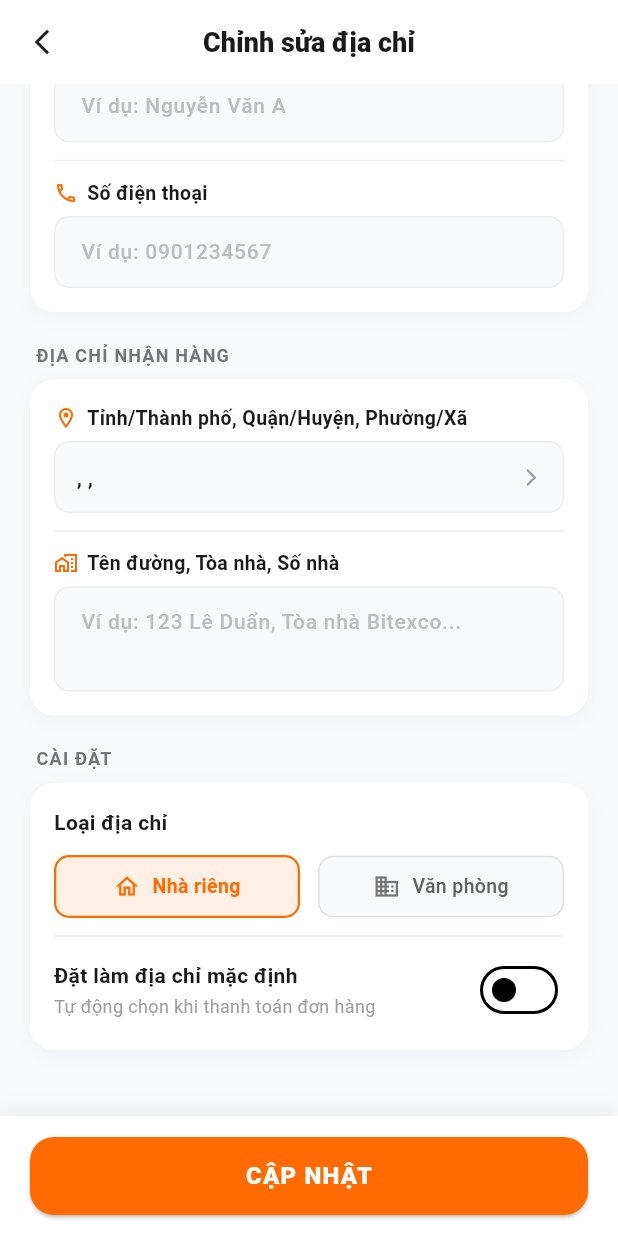
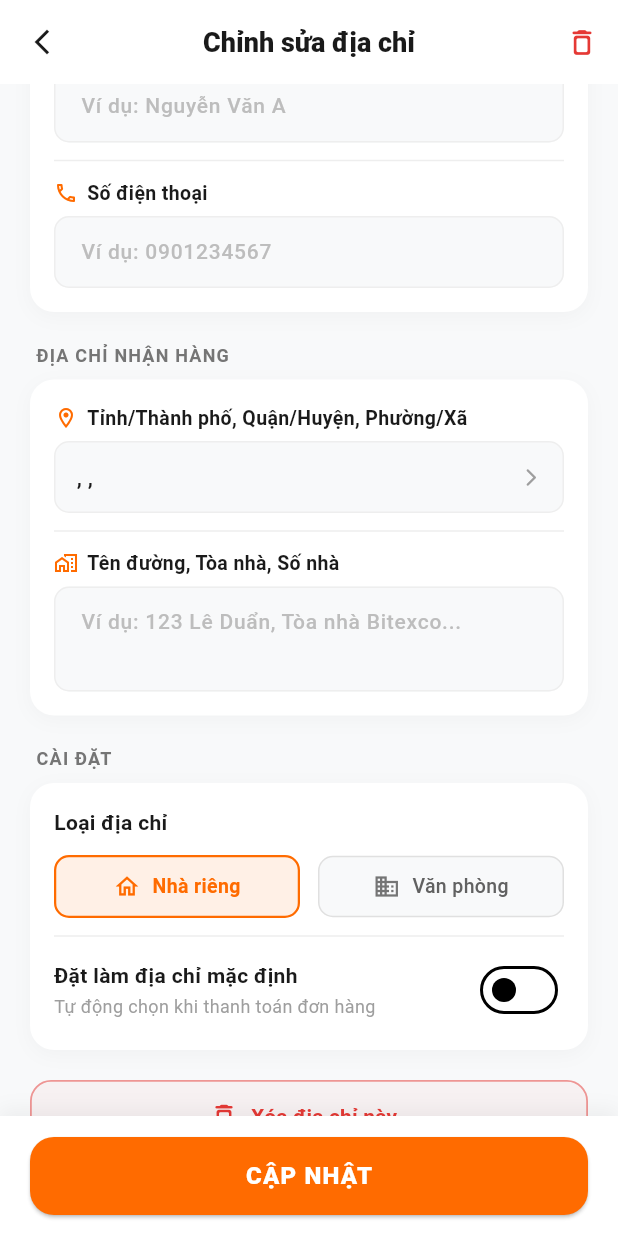
Before and after one commit to SoYan2112/sports-store-final, a Flutter app: the EditAddressScreen screen opened directly with empty values, scrolled down 95 dp, on a phone screen of 412 x 824 dp. Run offline on Flutter 3.47's test engine with Material 3 defaults, Android fonts, the phone set to English and light mode, and no system bars; our stand-ins replace dio, equatable, flutter_bloc, get_it, shared_preferences; accounts and stored records are empty; network calls fail.

Commit message:
[NhatTH] feat: implement delete shipping address #(UC-19)

```diff
--- a/mobile/lib/core/di/injection.dart
+++ b/mobile/lib/core/di/injection.dart
@@ -31,6 +31,7 @@ import '../../features/address/data/datasources/address_remote_datasource.dart';
 import '../../features/address/data/repositories/address_repository_impl.dart';
 import '../../features/address/domain/repositories/address_repository.dart';
 import '../../features/address/domain/usecases/add_address_usecase.dart';
+import '../../features/address/domain/usecases/delete_address_usecase.dart';
 import '../../features/address/domain/usecases/get_addresses_usecase.dart';
 import '../../features/address/domain/usecases/update_address_usecase.dart';
 import '../../features/address/presentation/cubit/address_cubit.dart';
@@ -151,11 +152,15 @@ Future<void> initDependencies() async {
   getIt.registerLazySingleton<UpdateAddressUseCase>(
     () => UpdateAddressUseCase(getIt<AddressRepository>()),
   );
+  getIt.registerLazySingleton<DeleteAddressUseCase>(
+    () => DeleteAddressUseCase(getIt<AddressRepository>()),
+  );
   getIt.registerFactory<AddressCubit>(
     () => AddressCubit(
       getAddressesUseCase: getIt<GetAddressesUseCase>(),
       addAddressUseCase: getIt<AddAddressUseCase>(),
       updateAddressUseCase: getIt<UpdateAddressUseCase>(),
+      deleteAddressUseCase: getIt<DeleteAddressUseCase>(),
     ),
   );
 }
--- /dev/null
+++ b/mobile/lib/features/address/domain/usecases/delete_address_usecase.dart
@@ -0,0 +1,11 @@
+import '../repositories/address_repository.dart';
+
+class DeleteAddressUseCase {
+  final AddressRepository repository;
+
+  DeleteAddressUseCase(this.repository);
+
+  Future<void> call(String addressId) async {
+    await repository.deleteAddress(addressId);
+  }
+}
--- a/mobile/lib/features/address/presentation/cubit/address_state.dart
+++ b/mobile/lib/features/address/presentation/cubit/address_state.dart
@@ -59,6 +59,23 @@ class AddressUpdateSuccess extends AddressState {
   List<Object?> get props => [updatedAddress, addresses];
 }
 
+class AddressDeleteLoading extends AddressState {
+  const AddressDeleteLoading();
+}
+
+class AddressDeleteSuccess extends AddressState {
+  final String deletedAddressId;
+  final List<AddressEntity> addresses;
+
+  const AddressDeleteSuccess({
+    required this.deletedAddressId,
+    required this.addresses,
+  });
+
+  @override
+  List<Object?> get props => [deletedAddressId, addresses];
+}
+
 class AddressError extends AddressState {
   final String message;
 
--- a/mobile/lib/features/address/presentation/screens/edit_address_screen.dart
+++ b/mobile/lib/features/address/presentation/screens/edit_address_screen.dart
@@ -149,6 +149,57 @@ class _EditAddressScreenState extends State<EditAddressScreen> {
     }
   }
 
+  Future<void> _confirmDelete() async {
+    final confirm = await showDialog<bool>(
+      context: context,
+      builder: (ctx) => AlertDialog(
+        shape: RoundedRectangleBorder(
+          borderRadius: BorderRadius.circular(18),
+        ),
+        title: const Text(
+          'Xóa địa chỉ',
+          style: TextStyle(
+            fontWeight: FontWeight.w700,
+            fontSize: 18,
+            color: AppColors.textPrimary,
+          ),
+        ),
+        content: const Text(
+          'Bạn có chắc chắn muốn xóa địa chỉ này không? Thao tác này không thể hoàn tác.',
+          style: TextStyle(fontSize: 14, color: AppColors.textSecondary),
+        ),
+        actions: [
+          TextButton(
+            key: const Key('cancelDeleteButton'),
+            onPressed: () => Navigator.of(ctx).pop(false),
+            child: Text(
+              'Hủy',
+              style: TextStyle(
+                color: Colors.grey.shade600,
+                fontWeight: FontWeight.w600,
+              ),
+            ),
+          ),
+          TextButton(
+            key: const Key('confirmDeleteButton'),
+            onPressed: () => Navigator.of(ctx).pop(true),
+            child: const Text(
+              'Xóa',
+              style: TextStyle(
+                color: Color(0xFFE53935),
+                fontWeight: FontWeight.w700,
+              ),
+            ),
+          ),
+        ],
+      ),
+    );
+
+    if (confirm == true && mounted) {
+      context.read<AddressCubit>().deleteAddress(widget.address.id);
+    }
+  }
+
   void _submit() {
     if (!_validateInputs()) return;
 
@@ -178,6 +229,15 @@ class _EditAddressScreenState extends State<EditAddressScreen> {
             ),
           );
           Navigator.of(context).pop(state.updatedAddress);
+        } else if (state is AddressDeleteSuccess) {
+          ScaffoldMessenger.of(context).showSnackBar(
+            const SnackBar(
+              content: Text('Đã xóa địa chỉ giao hàng thành công!'),
+              backgroundColor: Colors.green,
+              behavior: SnackBarBehavior.floating,
+            ),
+          );
+          Navigator.of(context).pop();
         } else if (state is AddressError) {
           ScaffoldMessenger.of(context).showSnackBar(
             SnackBar(
@@ -190,6 +250,7 @@ class _EditAddressScreenState extends State<EditAddressScreen> {
       },
       builder: (context, state) {
         final isSubmitting = state is AddressUpdateLoading;
+        final isDeleting = state is AddressDeleteLoading;
 
         return Scaffold(
           backgroundColor: AppColors.background,
@@ -213,6 +274,27 @@ class _EditAddressScreenState extends State<EditAddressScreen> {
               ),
               onPressed: () => Navigator.of(context).pop(),
             ),
+            actions: [
+              IconButton(
+                key: const Key('appBarDeleteButton'),
+                icon: isDeleting
+                    ? const SizedBox(
+                        width: 18,
+                        height: 18,
+                        child: CircularProgressIndicator(
+                          strokeWidth: 2,
+                          color: Color(0xFFE53935),
+                        ),
+                      )
+                    : const Icon(
+                        Icons.delete_outline_rounded,
+                        color: Color(0xFFE53935),
+                        size: 22,
+                      ),
+                tooltip: 'Xóa địa chỉ',
+                onPressed: (isSubmitting || isDeleting) ? null : _confirmDelete,
+              ),
+            ],
           ),
           body: SafeArea(
             child: Column(
@@ -397,6 +479,38 @@ class _EditAddressScreenState extends State<EditAddressScreen> {
                                 ],
                               ),
                             ],
+                          ),
+                        ),
+                        const SizedBox(height: 20),
+
+                        // NÚT XÓA ĐỊA CHỈ (SHOPEE STYLE)
+                        SizedBox(
+                          width: double.infinity,
+                          height: 48,
+                          child: OutlinedButton.icon(
+                            key: const Key('deleteAddressButton'),
+                            style: OutlinedButton.styleFrom(
+                              foregroundColor: const Color(0xFFE53935),
+                              side: BorderSide(
+                                color: const Color(0xFFE53935).withValues(alpha: 0.5),
+                                width: 1.2,
+                              ),
+                              shape: RoundedRectangleBorder(
+                                borderRadius: BorderRadius.circular(14),
+                              ),
+                              backgroundColor:
+                                  const Color(0xFFE53935).withValues(alpha: 0.04),
+                            ),
+                            icon: const Icon(Icons.delete_outline_rounded, size: 20),
+                            label: const Text(
+                              'Xóa địa chỉ này',
+                              style: TextStyle(
+                                fontSize: 14,
+                                fontWeight: FontWeight.w700,
+                              ),
+                            ),
+                            onPressed:
+                                (isSubmitting || isDeleting) ? null : _confirmDelete,
                           ),
                         ),
                         const SizedBox(height: 24),
```
Also changed, not shown: mobile/lib/features/address/presentation/cubit/address_cubit.dart (+19 -0 lines), 2 other files.
